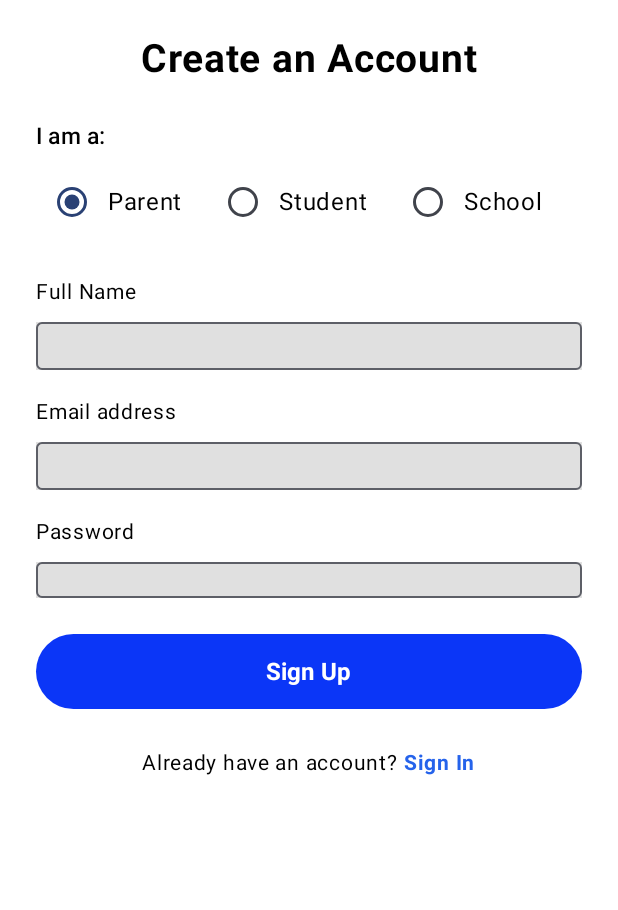
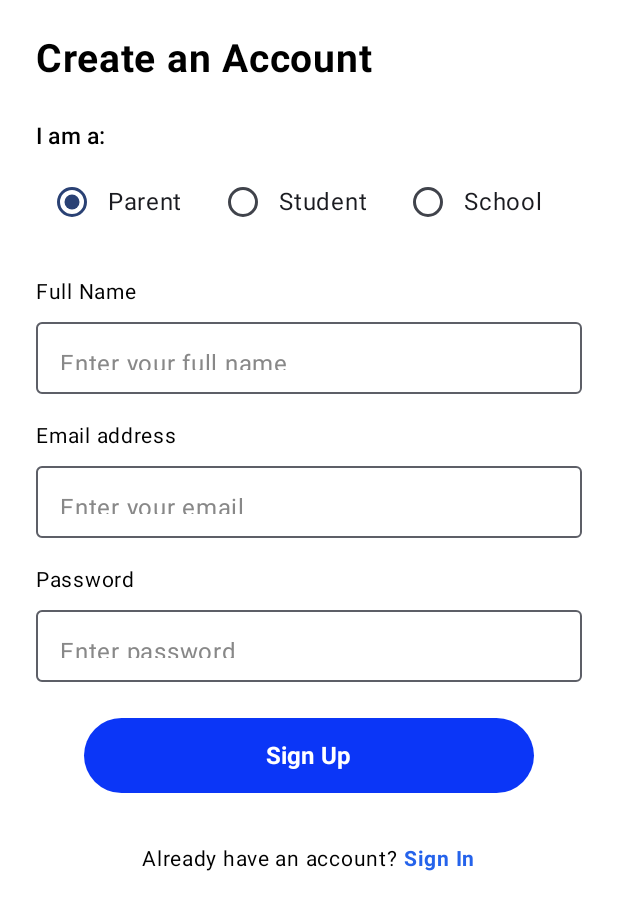
Before and after one commit to NirdeshKajiShakya/U.N.I.C.K, an Android app built with Jetpack Compose: the @Preview function RegisterScreenPreview, on a phone screen of 412 x 824 dp. Shown: the top 910 px of the screen. Run offline under Robolectric (Android 15) with nearby library versions, the phone set to English and light mode, and no system bars.

Commit message:
updated format

```diff
--- a/app/build.gradle.kts
+++ b/app/build.gradle.kts
@@ -55,6 +55,7 @@ dependencies {
     implementation(libs.androidx.material3)
     implementation("io.coil-kt:coil-compose:2.4.0")
     implementation("androidx.compose.material:material-icons-extended:1.5.0") // Add this
+    implementation("androidx.navigation:navigation-compose:2.7.0")
     testImplementation(libs.junit)
     androidTestImplementation(libs.androidx.junit)
     androidTestImplementation(libs.androidx.espresso.core)
--- a/app/src/main/java/com/example/unick/view/UserRegistrationActivity.kt
+++ b/app/src/main/java/com/example/unick/view/UserRegistrationActivity.kt
@@ -6,20 +6,26 @@ import androidx.activity.compose.setContent
 import androidx.activity.enableEdgeToEdge
 import androidx.compose.foundation.background
 import androidx.compose.foundation.clickable
+import androidx.compose.foundation.layout.Arrangement
 import androidx.compose.foundation.layout.Column
 import androidx.compose.foundation.layout.Row
 import androidx.compose.foundation.layout.fillMaxSize
 import androidx.compose.foundation.layout.fillMaxWidth
 import androidx.compose.foundation.layout.height
 import androidx.compose.foundation.layout.padding
-import androidx.compose.foundation.rememberScrollState
-import androidx.compose.foundation.verticalScroll
+import androidx.compose.foundation.layout.width
+import androidx.compose.foundation.lazy.LazyColumn
 import androidx.compose.material3.Button
 import androidx.compose.material3.ButtonDefaults
 import androidx.compose.material3.OutlinedTextField
 import androidx.compose.material3.Text
 import androidx.compose.material3.RadioButton
-import androidx.compose.runtime.*
+import androidx.compose.material3.Scaffold
+import androidx.compose.runtime.Composable
+import androidx.compose.runtime.getValue
+import androidx.compose.runtime.mutableStateOf
+import androidx.compose.runtime.remember
+import androidx.compose.runtime.setValue
 import androidx.compose.ui.Alignment
 import androidx.compose.ui.Modifier
 import androidx.compose.ui.graphics.Color
@@ -44,46 +50,57 @@ class RegisterActivity : ComponentActivity() {
 
 @Composable
 fun RegisterScreen() {
-
-    var selectedRole by remember { mutableStateOf("Parent") }
-    var fullName by remember { mutableStateOf("") }
-    var email by remember { mutableStateOf("") }
-    var password by remember { mutableStateOf("") }
-
-    Column(
+    Scaffold() { padding ->
+        LazyColumn(
             modifier = Modifier
                 .fillMaxSize()
                 .background(Color.White)
-            .verticalScroll(rememberScrollState())
-            .padding(24.dp),
-        horizontalAlignment = Alignment.Start
+                .padding(padding),
+            horizontalAlignment = Alignment.Start,
+            verticalArrangement = Arrangement.Top
         ) {
+            item { HeadingTextForRegister() }
+            item { RoleSelectionForRegister() }
+            item { FullNameLabelAndField() }
+            item { EmailLabelAndField() }
+            item { PasswordLabelAndField() }
+            item { SignUpButtonForRegister() }
+            item { AlreadyHaveAccountLinkForRegister() }
+        }
+    }
+}
 
-        // Title
+@Composable
+fun HeadingTextForRegister(){
     Text(
         text = "Create an Account",
         fontSize = 26.sp,
         fontWeight = FontWeight.Bold,
         color = Color.Black,
         modifier = Modifier
-                .align(Alignment.CenterHorizontally)
-                .padding(bottom = 24.dp)
+            .padding(start = 24.dp, top = 24.dp, bottom = 24.dp)
     )
+}
 
-        // Role Selection
+@Composable
+fun RoleSelectionForRegister(){
+    var selectedRole by remember { mutableStateOf("Parent") }
+
     Text(
         text = "I am a:",
         fontSize = 15.sp,
         fontWeight = FontWeight.SemiBold,
         color = Color.Black,
-            modifier = Modifier.padding(bottom = 8.dp)
+        modifier = Modifier.padding(start = 24.dp, bottom = 8.dp)
     )
 
     Row(
         verticalAlignment = Alignment.CenterVertically,
-            modifier = Modifier.padding(bottom = 24.dp)
+        modifier = Modifier
+            .padding(start = 24.dp, bottom = 24.dp)
+            .fillMaxWidth(),
+        horizontalArrangement = Arrangement.Start
     ) {
-
         RadioButton(
             selected = selectedRole == "Parent",
             onClick = { selectedRole = "Parent" }
@@ -108,76 +125,102 @@ fun RegisterScreen() {
         )
         Text(text = "School")
     }
+}
 
-        // Full Name Label
+@Composable
+fun FullNameLabelAndField(){
+    var fullName by remember { mutableStateOf("") }
     Text(
         text = "Full Name",
         fontSize = 14.sp,
         color = Color.Black,
-            modifier = Modifier.padding(bottom = 8.dp)
+        modifier = Modifier.padding(start = 24.dp, bottom = 8.dp)
     )
 
-        // Full Name Input
+    Row(
+        modifier = Modifier
+            .fillMaxWidth()
+            .padding(start = 24.dp, end = 24.dp, bottom = 16.dp)
+    ) {
         OutlinedTextField(
             value = fullName,
             onValueChange = { fullName = it },
             modifier = Modifier
                 .fillMaxWidth()
-                .height(48.dp)
-                .padding(bottom = 16.dp)
-                .background(Color(0xFFE0E0E0)),
+                .height(48.dp),
             placeholder = { Text("Enter your full name", color = Color.Gray) },
             singleLine = true
         )
+    }
+}
 
-        // Email Label
+@Composable
+fun EmailLabelAndField(){
+    var email by remember { mutableStateOf("") }
     Text(
         text = "Email address",
         fontSize = 14.sp,
         color = Color.Black,
-            modifier = Modifier.padding(bottom = 8.dp)
+        modifier = Modifier.padding(start = 24.dp, bottom = 8.dp)
     )
 
-        // Email Input
+    Row(
+        modifier = Modifier
+            .fillMaxWidth()
+            .padding(start = 24.dp, end = 24.dp, bottom = 16.dp)
+    ) {
         OutlinedTextField(
             value = email,
             onValueChange = { email = it },
             modifier = Modifier
                 .fillMaxWidth()
-                .height(48.dp)
-                .padding(bottom = 16.dp)
-                .background(Color(0xFFE0E0E0)),
+                .height(48.dp),
             placeholder = { Text("Enter your email", color = Color.Gray) },
             singleLine = true
         )
+    }
+}
 
-        // Password Label
+@Composable
+fun PasswordLabelAndField(){
+    var password by remember { mutableStateOf("") }
     Text(
         text = "Password",
         fontSize = 14.sp,
         color = Color.Black,
-            modifier = Modifier.padding(bottom = 8.dp)
+        modifier = Modifier.padding(start = 24.dp, bottom = 8.dp)
     )
 
-        // Password Input
+    Row(
+        modifier = Modifier
+            .fillMaxWidth()
+            .padding(start = 24.dp, end = 24.dp, bottom = 24.dp)
+    ) {
         OutlinedTextField(
             value = password,
             onValueChange = { password = it },
             modifier = Modifier
                 .fillMaxWidth()
-                .height(48.dp)
-                .padding(bottom = 24.dp)
-                .background(Color(0xFFE0E0E0)),
+                .height(48.dp),
             placeholder = { Text("Enter password", color = Color.Gray) },
             visualTransformation = PasswordVisualTransformation(),
             singleLine = true
         )
+    }
+}
 
-        // Sign Up Button
+@Composable
+fun SignUpButtonForRegister(){
+    Row(
+        modifier = Modifier
+            .fillMaxWidth()
+            .padding(start = 24.dp, end = 24.dp, bottom = 8.dp),
+        horizontalArrangement = Arrangement.Center
+    ) {
         Button(
             onClick = { /* Handle sign up */ },
             modifier = Modifier
-                .fillMaxWidth()
+                .width(300.dp)
                 .height(50.dp),
             colors = ButtonDefaults.buttonColors(
                 containerColor = Color(0xFF0B36F7)
@@ -190,12 +233,16 @@ fun RegisterScreen() {
                 color = Color.White
             )
         }
+    }
+}
 
-        // Already have account
+@Composable
+fun AlreadyHaveAccountLinkForRegister(){
     Row(
         modifier = Modifier
-                .align(Alignment.CenterHorizontally)
-                .padding(top = 24.dp)
+            .fillMaxWidth()
+            .padding(top = 24.dp, bottom = 24.dp),
+        horizontalArrangement = Arrangement.Center
     ) {
         Text(
             text = "Already have an account?",
@@ -211,7 +258,6 @@ fun RegisterScreen() {
         )
     }
 }
-}
 
 @Preview(showBackground = true)
 @Composable
```
Also changed, not shown: app/src/main/AndroidManifest.xml (+3 -7 lines), app/src/main/java/com/example/unick/view/UserLoginActivity.kt (+80 -72 lines). Lines whose indentation alone changed are shown as unchanged.
